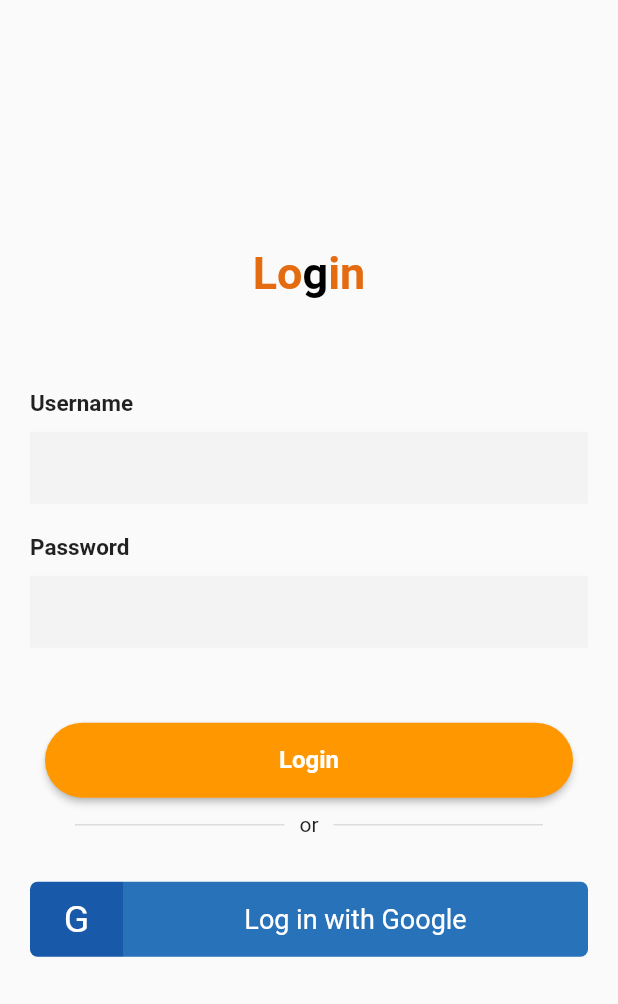
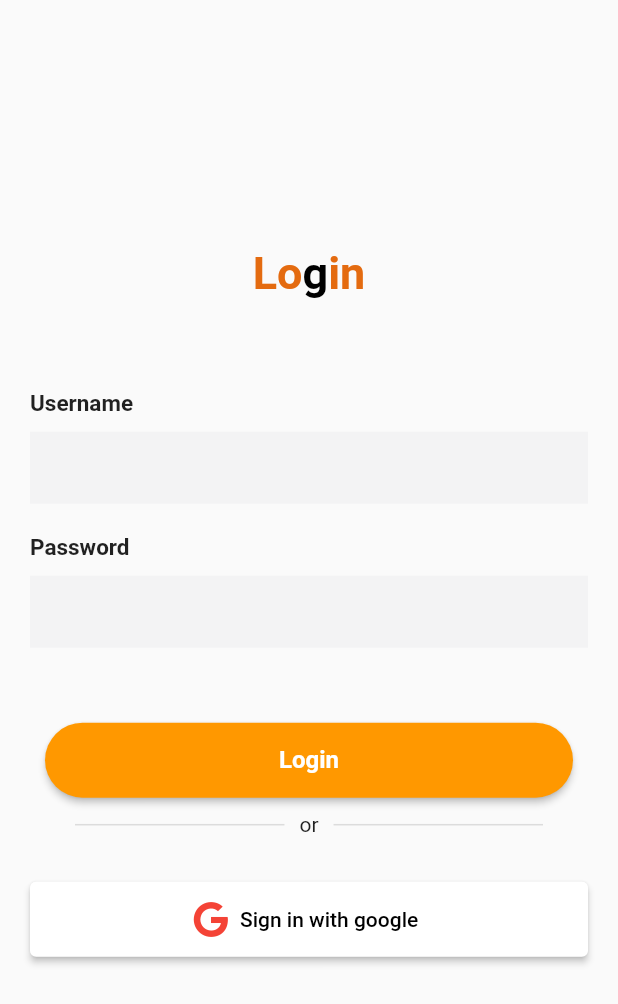
Before and after one commit to BekaHaile/dukkantek, a Flutter app: the screen it shows after launch, on a phone screen of 412 x 824 dp. Shown: the top 1004 px of the screen. Run offline on Flutter 3.47's test engine with Material 2 defaults, Android fonts, the phone set to English and light mode, and no system bars; our stand-ins replace dio, firebase_auth, firebase_core, font_awesome_flutter, get, google_sign_in; missing offline and left inert: http_mock_adapter; accounts and stored records are empty; Roboto replaces fonts that are missing (SegoeUi).

Commit message:
Sign in with google added

```diff
--- a/lib/main.dart
+++ b/lib/main.dart
@@ -1,8 +1,11 @@
 import 'package:dukkantek_test/shared/routes/app_pages.dart';
 import 'package:flutter/material.dart';
 import 'package:get/get.dart';
+import 'package:firebase_core/firebase_core.dart';
 
-void main() {
+Future<void> main() async {
+  WidgetsFlutterBinding.ensureInitialized();
+  await Firebase.initializeApp();
   runApp(const MyApp());
 }
 
--- a/lib/ui/screens/login_page.dart
+++ b/lib/ui/screens/login_page.dart
@@ -1,13 +1,12 @@
-
 import 'package:dukkantek_test/ui/controllers/login_controller.dart';
 import 'package:dukkantek_test/ui/widgets/entry_field.dart';
 import 'package:dukkantek_test/ui/widgets/rounded_button.dart';
 import 'package:flutter/material.dart';
+import 'package:font_awesome_flutter/font_awesome_flutter.dart';
 import 'package:get/get.dart';
 
-class LoginPage extends GetView<LoginController>{
+class LoginPage extends GetView<LoginController> {
   LoginPage({Key? key}) : super(key: key);
-
 
   final _formKey = GlobalKey<FormState>();
   @override
@@ -25,7 +24,8 @@ class LoginPage extends GetView<LoginController>{
               child: Container(
                 padding: const EdgeInsets.symmetric(horizontal: 20),
                 child: Form(
-                  key: _formKey,child: Column(
+                  key: _formKey,
+                  child: Column(
                     crossAxisAlignment: CrossAxisAlignment.center,
                     mainAxisAlignment: MainAxisAlignment.center,
                     children: <Widget>[
@@ -53,19 +53,19 @@ class LoginPage extends GetView<LoginController>{
                     ],
                   ),
                 ),
-            ),),),
+              ),
+            ),
+          ),
         ],
       ),
     ));
   }
 
   Widget _usernamePasswordWidget() {
-    return Column(
-      children: <Widget>[
+    return Column(children: <Widget>[
       EntryField("Username", false, (value) => controller.userName = value),
       EntryField("Password", true, (value) => controller.password = value),
-      ]
-    );
+    ]);
   }
 
   Widget _title() {
@@ -76,8 +76,7 @@ Widget _usernamePasswordWidget() {
           style: TextStyle(
               fontSize: 30,
               fontWeight: FontWeight.w700,
-              color: Color(0xffe46b10)
-          ),
+              color: Color(0xffe46b10)),
           children: [
             TextSpan(
               text: 'g',
@@ -157,45 +156,15 @@ Widget _usernamePasswordWidget() {
         decoration: const BoxDecoration(
           borderRadius: BorderRadius.all(Radius.circular(10)),
         ),
-      child: Row(
-        children: <Widget>[
-          Expanded(
-            flex: 1,
-            child: Container(
-              decoration: const BoxDecoration(
-                color: Color(0xff1959a9),
-                borderRadius: BorderRadius.only(
-                    bottomLeft: Radius.circular(5),
-                    topLeft: Radius.circular(5)),
+        child: ElevatedButton.icon(
+          style: ElevatedButton.styleFrom(
+            primary: Colors.white,
+            onPrimary: Colors.black,
+            minimumSize: const Size(double.infinity, 50)
           ),
-              alignment: Alignment.center,
-              child: const Text('G',
-                  style: TextStyle(
-                      color: Colors.white,
-                      fontSize: 25,
-                      fontWeight: FontWeight.w400)),
-            ),
-          ),
-          Expanded(
-            flex: 5,
-            child: Container(
-              decoration: const BoxDecoration(
-                color: Color(0xff2872ba),
-                borderRadius: BorderRadius.only(
-                    bottomRight: Radius.circular(5),
-                    topRight: Radius.circular(5)),
-              ),
-              alignment: Alignment.center,
-              child: const Text('Log in with Google',
-                  style: TextStyle(
-                      color: Colors.white,
-                      fontSize: 18,
-                      fontWeight: FontWeight.w400)),
-            ),
-          ),
-        ],
-      ),
-    );
+          label: const Text('Sign in with google'),
+          onPressed: () => controller.signInGoogle(),
+          icon: const FaIcon(FontAwesomeIcons.google, color: Colors.red,),
+        ));
   }
-
 }
--- a/pubspec.yaml
+++ b/pubspec.yaml
@@ -36,6 +36,9 @@ dependencies:
   cupertino_icons: ^1.0.2
   get:
   dio: ^4.0.4
+  google_sign_in: ^5.2.4
+  firebase_auth: ^3.3.8
+  font_awesome_flutter: ^10.1.0
 
 dev_dependencies:
   flutter_test:
```
Also changed, not shown: lib/ui/controllers/login_controller.dart (+26 -0 lines), lib/ui/screens/home_page.dart (+6 -12 lines), pubspec.lock, 3 other files. Lines whose indentation alone changed are shown as unchanged.
